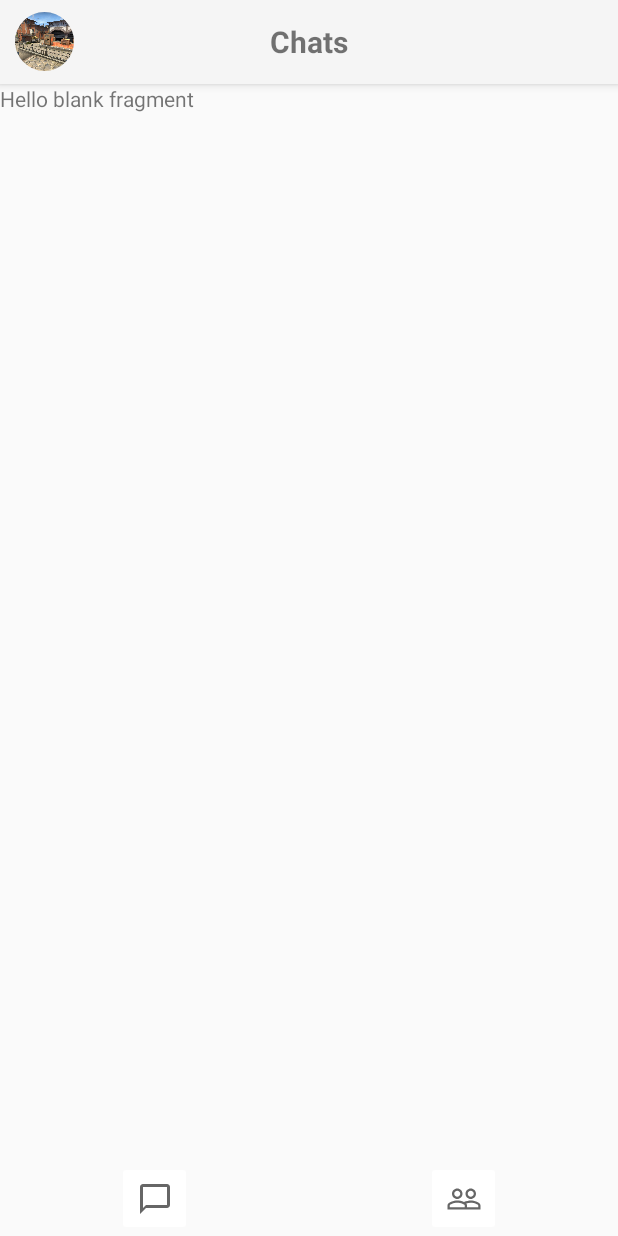
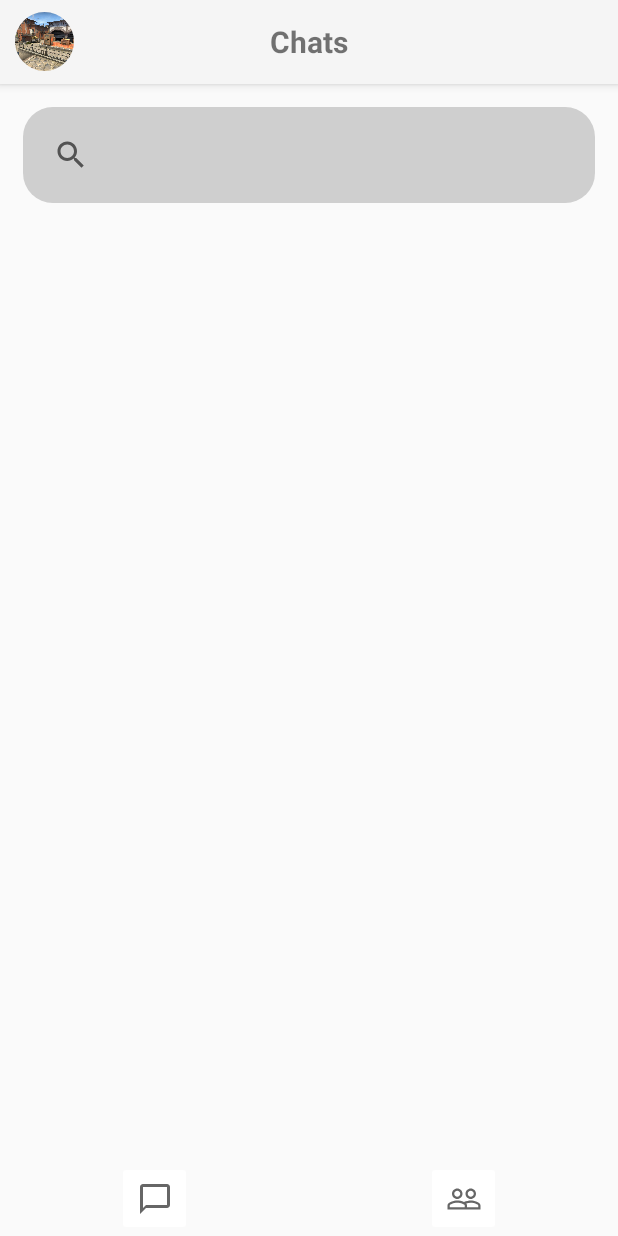
Before and after one commit to nhatcuongti/Chat_Android, an Android app: the screen it shows after launch (MainActivity), on a phone screen of 412 x 824 dp. Run offline under Robolectric (Android 15) with nearby library versions, the phone set to English and light mode, and no system bars; our stand-ins replace CircleImageView.

Commit message:
thiet ke fragment chats ( chua hoan thien)

```diff
--- /dev/null
+++ b/app/src/main/res/drawable/bg_white_rounded.xml
@@ -0,0 +1,9 @@
+<?xml version="1.0" encoding="utf-8"?>
+<shape xmlns:android="http://schemas.android.com/apk/res/android">
+    <solid android:color="#CFCFCF"/>
+    <corners android:radius="20dp"/>
+    <padding android:left="8dp"
+        android:bottom="8dp"
+        android:right="8dp"
+        android:top="8dp"/>
+</shape>
--- a/app/src/main/res/layout/fragment_chats.xml
+++ b/app/src/main/res/layout/fragment_chats.xml
@@ -3,12 +3,28 @@
     xmlns:tools="http://schemas.android.com/tools"
     android:layout_width="match_parent"
     android:layout_height="match_parent"
-    tools:context=".ChatsFragment">
+    xmlns:app="http://schemas.android.com/apk/res-auto"
+    tools:context=".ChatsFragment"
+    android:padding="15dp">
 
     <!-- TODO: Update blank fragment layout -->
-    <TextView
-        android:layout_width="match_parent"
-        android:layout_height="match_parent"
-        android:text="@string/hello_blank_fragment" />
+    <LinearLayout android:layout_height="match_parent"
+            android:layout_width="match_parent"
+        android:orientation="vertical">
+            <SearchView
+                android:layout_width="match_parent"
+                android:layout_height="wrap_content"
+                android:background="@drawable/bg_white_rounded"
+                android:tooltipText="Search">
+
+            </SearchView>
+        <androidx.recyclerview.widget.RecyclerView
+            android:layout_width="match_parent"
+            android:layout_height="wrap_content"
+            android:orientation="horizontal"
+            app:layoutManager="androidx.recyclerview.widget.LinearLayoutManager">
+
+        </androidx.recyclerview.widget.RecyclerView>
+    </LinearLayout>
 
 </FrameLayout>
```
Also changed, not shown: app/src/main/java/com/example/meza/adapters/activeThumnailAdapter.java (added, +27 -0 lines), app/src/main/res/layout/item_active_thumnail_horizontal.xml (added, +20 -0 lines).
